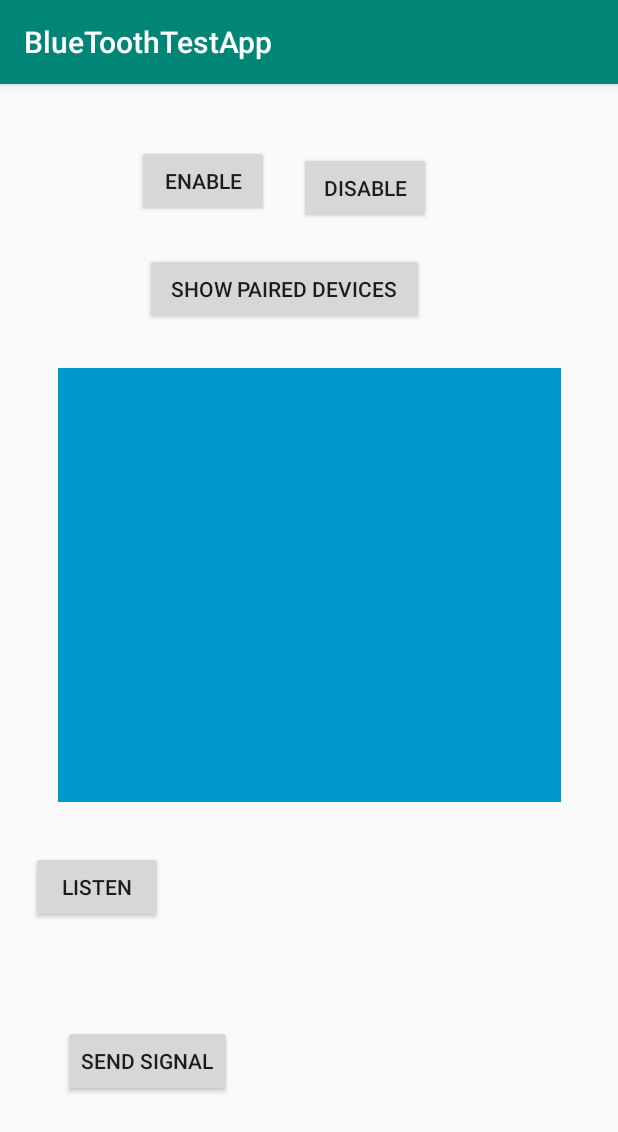
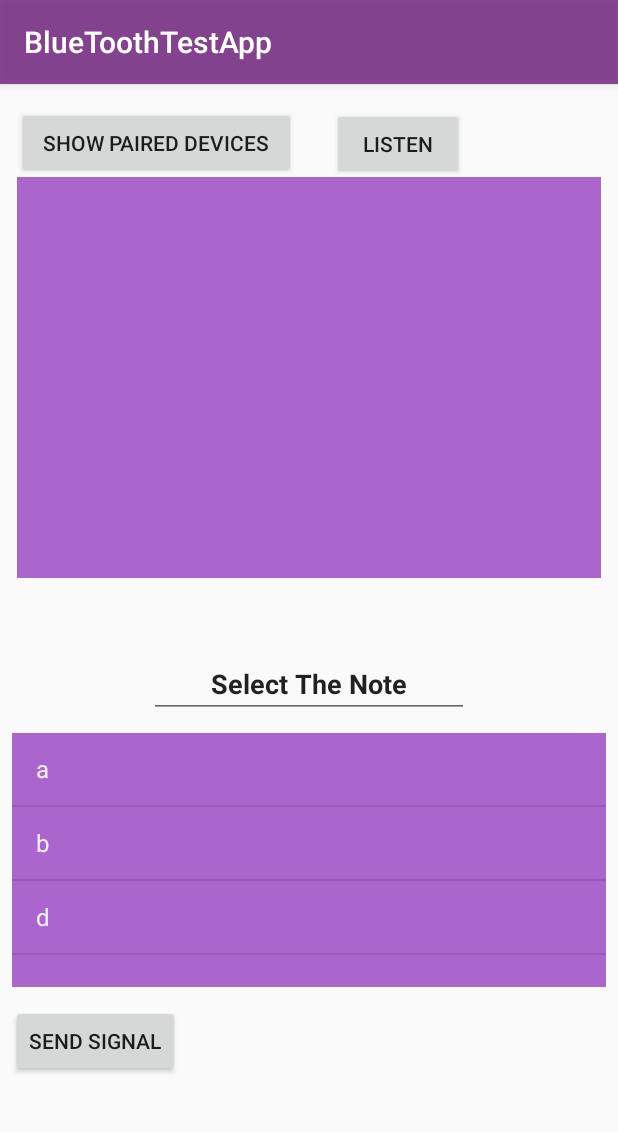
Before and after one commit to Penguin5/BlueToothTestApp, an Android app: the screen it shows after launch (MainActivity), on a phone screen of 412 x 824 dp. Shown: the top 1132 px of the screen. Run offline under Robolectric (Android 15) with nearby library versions, the phone set to English and light mode, and no system bars.

Commit message:
makes it so you can select what note to play redid the UI however cannot run on other tablet

```diff
--- a/app/src/main/AndroidManifest.xml
+++ b/app/src/main/AndroidManifest.xml
@@ -1,6 +1,7 @@
 <?xml version="1.0" encoding="utf-8"?>
 <manifest xmlns:android="http://schemas.android.com/apk/res/android"
-package="com.example.bluetoothtestapp">
+    xmlns:tools="http://schemas.android.com/tools"
+    package="com.example.bluetoothtestapp">
 
 <uses-permission android:name="android.permission.BLUETOOTH"/>
 <uses-permission android:name="android.permission.BLUETOOTH_ADMIN"/>
@@ -10,7 +11,8 @@ package="com.example.bluetoothtestapp">
     android:label="@string/app_name"
     android:roundIcon="@mipmap/ic_launcher_round"
     android:supportsRtl="true"
-    android:theme="@style/AppTheme">
+    android:theme="@style/AppTheme"
+    tools:ignore="GoogleAppIndexingWarning">
     <activity android:name=".MainActivity">
         <intent-filter>
             <action android:name="android.intent.action.MAIN" />
--- a/app/src/main/java/com/example/bluetoothtestapp/MainActivity.java
+++ b/app/src/main/java/com/example/bluetoothtestapp/MainActivity.java
@@ -32,16 +32,20 @@ import java.util.UUID;
 
 public class MainActivity extends AppCompatActivity
 {
-    //this is a test
-    Button buttonON, buttonOFF, pairedDevicesButton, listenButton, signalButton;
+    //simple data
+    char c;
+
+    //UI data
+    Button  pairedDevicesButton, listenButton, signalButton;
     TextView isClicked, signalRecieved;
-    ListView listView;
+    ListView listView, selectNotes;
     Intent enableBluetoothIntent;
-    int REQUEST_ENABLE_BT;
 
+    //bluetooth stuff
     ConnectedThread connectedThread;
     BluetoothAdapter myBluetoothAdapter;
     BluetoothDevice[] btArray;
+
     //media player is for sound
     private MediaPlayer mp;
 
@@ -54,24 +58,22 @@ public class MainActivity extends AppCompatActivity
         super.onCreate(savedInstanceState);
         setContentView(R.layout.activity_main);
 
-
-        myBluetoothAdapter = BluetoothAdapter.getDefaultAdapter();
-        buttonON = findViewById(R.id.btON);
-        buttonOFF = findViewById(R.id.btOFF);
+        //initializing UI
         pairedDevicesButton = findViewById(R.id.showPairedDevicesBtn);
         listView = findViewById(R.id.ListView);
-        isClicked = findViewById(R.id.isClicked);
+        selectNotes = findViewById(R.id.SelectNoteList);
         listenButton = findViewById(R.id.listenBtn);
         signalButton = findViewById(R.id.signalBtn);
         signalRecieved = findViewById(R.id.recieveSignal);
-        mp = MediaPlayer.create(this, R.raw.a);
+        ArrayAdapter<String> displayNotes = new ArrayAdapter<>(getApplicationContext(), android.R.layout.simple_list_item_1, new String[]{"a", "b", "d", "c"});
+        selectNotes.setAdapter(displayNotes);
 
+        //initializing bluetooth
+        myBluetoothAdapter = BluetoothAdapter.getDefaultAdapter();
         enableBluetoothIntent = new Intent(BluetoothAdapter.ACTION_REQUEST_ENABLE);
-        REQUEST_ENABLE_BT = 1;
 
-
-        bluetoothONMethod();
-        bluetoothOFFMethod();
+        //main logic
+        chooseNote();
         executeButton();
         connectBT();
         listenButton();
@@ -98,8 +100,10 @@ public class MainActivity extends AppCompatActivity
             int num = msg.arg1;
             if (num == 1){
                 signalRecieved.setText("hello");
+                determineNote(c);
                 mp.setLooping(true);
                 mp.start();
+
             } else {
                 signalRecieved.setText("nothing");
                 mp.pause();
@@ -107,6 +111,20 @@ public class MainActivity extends AppCompatActivity
             return false;
         }
     });
+
+    //determines the note to play
+    private void determineNote(char note){
+        switch (note){
+            case 'a':
+                mp = MediaPlayer.create(this, R.raw.a);
+            case 'b':
+                mp = MediaPlayer.create(this, R.raw.b);
+            case 'c':
+                mp = MediaPlayer.create(this, R.raw.c);
+            case 'd':
+                mp = MediaPlayer.create(this, R.raw.d);
+        }
+    }
 
     //starts the bluetooth socket server
     private void listenButton() {
@@ -138,6 +156,17 @@ public class MainActivity extends AppCompatActivity
             }
         });
 
+    }
+
+    //method to select what note to play passed on the list view
+    private void chooseNote(){
+        selectNotes.setOnItemClickListener(new AdapterView.OnItemClickListener() {
+            @Override
+            public void onItemClick(AdapterView<?> parent, View view, int position, long id) {
+                String s = selectNotes.getItemAtPosition(position).toString();
+                c = s.charAt(0);
+            }
+        });
     }
 
     //method to run the connect thread, passes the bluetooth device from an array based on the list view
@@ -173,55 +202,6 @@ public class MainActivity extends AppCompatActivity
                     }
                     ArrayAdapter<String> arrayAdapter = new ArrayAdapter<>(getApplicationContext(), android.R.layout.simple_list_item_1, bondedNames);
                     listView.setAdapter(arrayAdapter);
-                }
-            }
-        });
-    }
-
-    //in charge of notifying the user when they enable bluetooth
-    @Override
-    protected void onActivityResult(int requestCode, int resultCode, @Nullable Intent data)
-    {
-        if (requestCode ==  REQUEST_ENABLE_BT)
-        {
-            if(requestCode == RESULT_OK)
-            {
-                Toast.makeText(getApplicationContext(), "Bluetooth is enabled", Toast.LENGTH_LONG).show();
-            } else if (resultCode == RESULT_CANCELED)
-            {
-                Toast.makeText(getApplicationContext(), "Bluetooth enabling was cancel", Toast.LENGTH_LONG).show();
-            }
-        }
-    }
-
-    //method that controls turning the bluetooth on
-    private void bluetoothONMethod()
-    {
-        buttonON.setOnClickListener(new View.OnClickListener() {
-            @Override
-            public void onClick(View v) {
-                if(myBluetoothAdapter == null){
-                    //bluetooth is not supported
-                    Toast.makeText(getApplicationContext(), "Bluetooth is not supported on this Device", Toast.LENGTH_LONG).show();
-                } else{
-                    //check if device has bluetooth disabled, if it does, run code in the brackets
-                    if(!myBluetoothAdapter.isEnabled()){
-                        //enables bluetooth
-
-                        startActivityForResult(enableBluetoothIntent, REQUEST_ENABLE_BT);
-                    }
-                }
-            }
-        });
-    }
-
-    //method that controls turning the bluetooth off
-    private void bluetoothOFFMethod() {
-        buttonOFF.setOnClickListener(new View.OnClickListener() {
-            @Override
-            public void onClick(View v) {
-                if(myBluetoothAdapter.isEnabled()){
-                    myBluetoothAdapter.disable();
                 }
             }
         });
--- a/app/src/main/res/layout/activity_main.xml
+++ b/app/src/main/res/layout/activity_main.xml
@@ -6,131 +6,112 @@
     android:layout_height="match_parent"
     tools:context=".MainActivity">
 
-    <Button
-        android:id="@+id/btON"
-        android:layout_width="wrap_content"
-        android:layout_height="wrap_content"
-        android:layout_marginStart="96dp"
-        android:layout_marginLeft="96dp"
-        android:layout_marginTop="35dp"
-        android:layout_marginEnd="10dp"
-        android:layout_marginRight="10dp"
-        android:layout_marginBottom="9dp"
-        android:text="Enable"
-        app:layout_constraintBottom_toTopOf="@+id/showPairedDevicesBtn"
-        app:layout_constraintEnd_toStartOf="@+id/btOFF"
-        app:layout_constraintStart_toStartOf="parent"
-        app:layout_constraintTop_toTopOf="parent" />
-
-    <Button
-        android:id="@+id/btOFF"
-        android:layout_width="wrap_content"
-        android:layout_height="wrap_content"
-        android:layout_marginStart="10dp"
-        android:layout_marginLeft="10dp"
-        android:layout_marginTop="35dp"
-        android:layout_marginEnd="129dp"
-        android:layout_marginRight="129dp"
-        android:layout_marginBottom="9dp"
-        android:text="Disable"
-        app:layout_constraintBottom_toTopOf="@+id/showPairedDevicesBtn"
-        app:layout_constraintEnd_toEndOf="parent"
-        app:layout_constraintStart_toEndOf="@+id/btON"
-        app:layout_constraintTop_toTopOf="parent" />
-
     <ListView
         android:id="@+id/ListView"
-        android:layout_width="335dp"
-        android:layout_height="289dp"
-        android:layout_marginStart="38dp"
-        android:layout_marginLeft="38dp"
-        android:layout_marginTop="9dp"
-        android:layout_marginEnd="38dp"
-        android:layout_marginRight="38dp"
-        android:layout_marginBottom="284dp"
-        android:background="@android:color/holo_blue_dark"
-        app:layout_constraintBottom_toBottomOf="parent"
+        android:layout_width="0dp"
+        android:layout_height="0dp"
+        android:layout_marginStart="11dp"
+        android:layout_marginLeft="11dp"
+        android:layout_marginTop="46dp"
+        android:layout_marginEnd="11dp"
+        android:layout_marginRight="11dp"
+        android:layout_marginBottom="48dp"
+        android:background="@android:color/holo_purple"
+        app:layout_constraintBottom_toTopOf="@+id/SelectNoteTitle"
         app:layout_constraintEnd_toEndOf="parent"
         app:layout_constraintStart_toStartOf="parent"
-        app:layout_constraintTop_toBottomOf="@+id/showPairedDevicesBtn" />
+        app:layout_constraintTop_toTopOf="@+id/listenBtn" />
 
     <Button
         android:id="@+id/showPairedDevicesBtn"
         android:layout_width="186dp"
         android:layout_height="wrap_content"
-        android:layout_marginStart="96dp"
-        android:layout_marginLeft="96dp"
-        android:layout_marginTop="9dp"
-        android:layout_marginEnd="129dp"
-        android:layout_marginRight="129dp"
-        android:layout_marginBottom="14dp"
+        android:layout_marginStart="11dp"
+        android:layout_marginLeft="11dp"
+        android:layout_marginTop="16dp"
+        android:layout_marginEnd="24dp"
+        android:layout_marginRight="24dp"
         android:text="Show Paired Devices"
         app:layout_constraintBottom_toTopOf="@+id/ListView"
-        app:layout_constraintEnd_toEndOf="parent"
+        app:layout_constraintEnd_toStartOf="@+id/listenBtn"
         app:layout_constraintStart_toStartOf="parent"
-        app:layout_constraintTop_toBottomOf="@+id/btON" />
+        app:layout_constraintTop_toTopOf="parent" />
 
     <TextView
         android:id="@+id/isClicked"
-        android:layout_width="88dp"
-        android:layout_height="17dp"
-        android:layout_marginStart="59dp"
-        android:layout_marginLeft="59dp"
-        android:layout_marginTop="59dp"
-        android:layout_marginEnd="126dp"
-        android:layout_marginRight="126dp"
-        android:layout_marginBottom="204dp"
-        app:layout_constraintBottom_toBottomOf="parent"
+        android:layout_width="0dp"
+        android:layout_height="25dp"
+        android:layout_marginEnd="6dp"
+        android:layout_marginRight="6dp"
+        app:layout_constraintBaseline_toBaselineOf="@+id/listenBtn"
         app:layout_constraintEnd_toEndOf="parent"
-        app:layout_constraintStart_toEndOf="@+id/listenBtn"
-        app:layout_constraintTop_toBottomOf="@+id/ListView" />
+        app:layout_constraintStart_toEndOf="@+id/listenBtn" />
 
     <Button
         android:id="@+id/listenBtn"
         android:layout_width="wrap_content"
         android:layout_height="wrap_content"
-        android:layout_marginStart="50dp"
-        android:layout_marginLeft="50dp"
-        android:layout_marginTop="28dp"
-        android:layout_marginEnd="59dp"
-        android:layout_marginRight="59dp"
-        android:layout_marginBottom="204dp"
+        android:layout_marginStart="221dp"
+        android:layout_marginLeft="221dp"
+        android:layout_marginTop="16dp"
+        android:layout_marginEnd="8dp"
+        android:layout_marginRight="8dp"
         android:text="Listen"
-        app:layout_constraintBottom_toBottomOf="parent"
         app:layout_constraintEnd_toStartOf="@+id/isClicked"
         app:layout_constraintStart_toStartOf="parent"
-        app:layout_constraintTop_toBottomOf="@+id/ListView" />
+        app:layout_constraintTop_toTopOf="parent" />
 
     <Button
         android:id="@+id/signalBtn"
         android:layout_width="wrap_content"
         android:layout_height="wrap_content"
-        android:layout_marginStart="29dp"
-        android:layout_marginLeft="29dp"
-        android:layout_marginTop="68dp"
-        android:layout_marginEnd="93dp"
-        android:layout_marginRight="93dp"
-        android:layout_marginBottom="88dp"
+        android:layout_marginStart="7dp"
+        android:layout_marginLeft="7dp"
+        android:layout_marginBottom="106dp"
         android:text="Send Signal"
         app:layout_constraintBottom_toBottomOf="parent"
-        app:layout_constraintEnd_toStartOf="@+id/recieveSignal"
-        app:layout_constraintStart_toStartOf="parent"
-        app:layout_constraintTop_toBottomOf="@+id/listenBtn"
-        app:layout_constraintVertical_bias="0.0" />
+        app:layout_constraintStart_toStartOf="parent" />
 
     <TextView
         android:id="@+id/recieveSignal"
         android:layout_width="wrap_content"
         android:layout_height="wrap_content"
-        android:layout_marginStart="20dp"
-        android:layout_marginLeft="20dp"
-        android:layout_marginTop="96dp"
-        android:layout_marginEnd="118dp"
-        android:layout_marginRight="118dp"
-        android:layout_marginBottom="89dp"
+        android:layout_marginStart="22dp"
+        android:layout_marginLeft="22dp"
+        app:layout_constraintBaseline_toBaselineOf="@+id/signalBtn"
+        app:layout_constraintStart_toEndOf="@+id/signalBtn" />
+
+    <ListView
+        android:id="@+id/SelectNoteList"
+        android:layout_width="0dp"
+        android:layout_height="0dp"
+        android:layout_marginStart="8dp"
+        android:layout_marginLeft="8dp"
+        android:layout_marginTop="10dp"
+        android:layout_marginEnd="8dp"
+        android:layout_marginRight="8dp"
+        android:layout_marginBottom="12dp"
+        android:background="@android:color/holo_purple"
+        app:layout_constraintBottom_toTopOf="@+id/signalBtn"
+        app:layout_constraintEnd_toEndOf="parent"
+        app:layout_constraintStart_toStartOf="parent"
+        app:layout_constraintTop_toBottomOf="@+id/SelectNoteTitle" />
+
+    <EditText
+        android:id="@+id/SelectNoteTitle"
+        android:layout_width="wrap_content"
+        android:layout_height="wrap_content"
+        android:layout_marginTop="329dp"
+        android:layout_marginBottom="328dp"
+        android:ems="10"
+        android:gravity="center"
+        android:inputType="textPersonName"
+        android:selectAllOnFocus="false"
+        android:text="Select The Note"
+        android:textStyle="bold"
         app:layout_constraintBottom_toBottomOf="parent"
         app:layout_constraintEnd_toEndOf="parent"
-        app:layout_constraintStart_toEndOf="@+id/signalBtn"
-        app:layout_constraintTop_toBottomOf="@+id/isClicked" />
+        app:layout_constraintStart_toStartOf="parent"
+        app:layout_constraintTop_toTopOf="@+id/isClicked" />
 
 </android.support.constraint.ConstraintLayout>
--- a/app/src/main/res/values/colors.xml
+++ b/app/src/main/res/values/colors.xml
@@ -1,6 +1,6 @@
 <?xml version="1.0" encoding="utf-8"?>
 <resources>
-    <color name="colorPrimary">#008577</color>
-    <color name="colorPrimaryDark">#00574B</color>
-    <color name="colorAccent">#D81B60</color>
+    <color name="colorPrimary">#D5732780</color>
+    <color name="colorPrimaryDark">#C7623AE8</color>
+    <color name="colorAccent">#8D348C</color>
 </resources>
```
